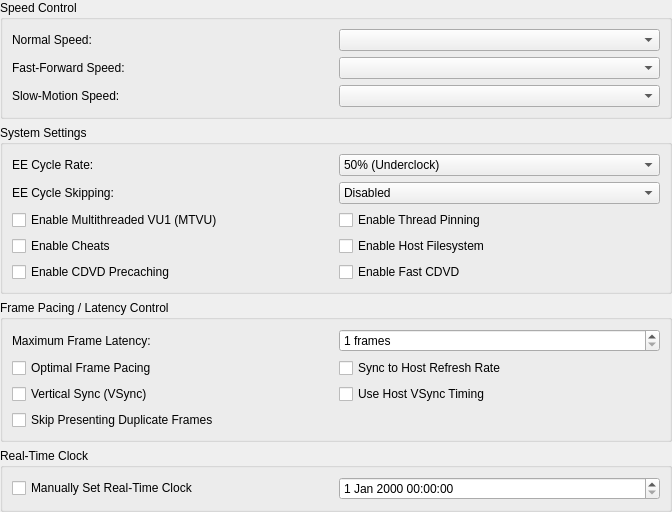
The window that pcsx2-qt/Settings/EmulationSettingsWidget.ui (PCSX2/pcsx2) describes before a commit, drawn with Qt 5.
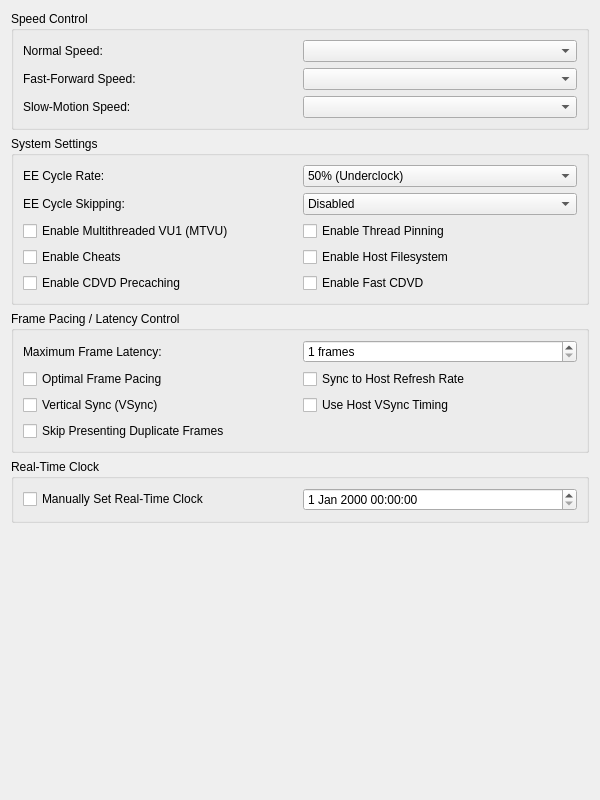
The same window after the commit.

Commit message: Qt: Fix various settings window layout issues

Diff of the .ui file:
```diff
--- a/pcsx2-qt/Settings/EmulationSettingsWidget.ui
+++ b/pcsx2-qt/Settings/EmulationSettingsWidget.ui
@@ -6,23 +6,11 @@
    <rect>
     <x>0</x>
     <y>0</y>
-    <width>672</width>
-    <height>500</height>
+    <width>600</width>
+    <height>800</height>
    </rect>
   </property>
   <layout class="QVBoxLayout" name="verticalLayout">
-   <property name="leftMargin">
-    <number>0</number>
-   </property>
-   <property name="topMargin">
-    <number>0</number>
-   </property>
-   <property name="rightMargin">
-    <number>0</number>
-   </property>
-   <property name="bottomMargin">
-    <number>0</number>
-   </property>
    <item>
     <widget class="QGroupBox" name="speedGroup">
      <property name="title">
@@ -262,6 +250,25 @@
      </layout>
     </widget>
    </item>
+   <item>
+    <widget class="QGroupBox" name="rtcGroup">
+     <property name="title">
+      <string>Real-Time Clock</string>
+     </property>
+     <layout class="QGridLayout" name="gridLayoutRTC">
+      <item row="0" column="0">
+       <widget class="QCheckBox" name="manuallySetRealTimeClock">
+        <property name="text">
+         <string>Manually Set Real-Time Clock</string>
+        </property>
+       </widget>
+      </item>
+      <item row="0" column="1">
+       <widget class="QDateTimeEdit" name="rtcDateTime"/>
+      </item>
+     </layout>
+    </widget>
+   </item>
    <item>
     <spacer name="verticalSpacer">
      <property name="orientation">
@@ -275,25 +282,6 @@
      </property>
     </spacer>
    </item>
-   <item>
-    <widget class="QGroupBox" name="rtcGroup">
-     <property name="title">
-      <string>Real-Time Clock</string>
-     </property>
-     <layout class="QGridLayout" name="gridLayoutRTC">
-      <item row="0" column="0">
-       <widget class="QCheckBox" name="manuallySetRealTimeClock">
-        <property name="text">
-         <string>Manually Set Real-Time Clock</string>
-        </property>
-       </widget>
-      </item>
-      <item row="0" column="1">
-       <widget class="QDateTimeEdit" name="rtcDateTime"/>
-      </item>
-     </layout>
-    </widget>
-   </item>
   </layout>
  </widget>
  <resources>
```
Left out of the diff: 2 changed lines with no effect on the pictures. The commit also changes 4 other files.
